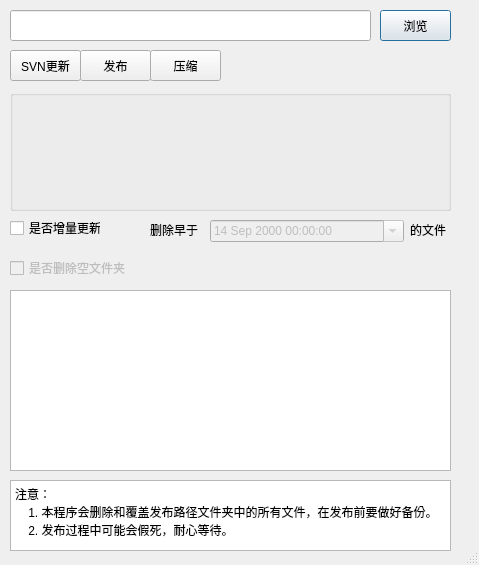
First picture: the form in Main.ui, repository tianzhiyuan/webpublisher, before the edit.
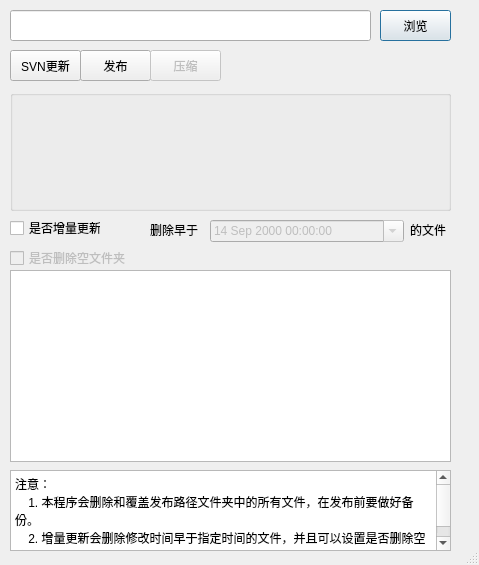
Second picture: the form after the edit. Icons and pictures are not drawn.

Commit message: 修复UI未及时更新的bug（因为UI组件刷新操作不能在其他进程中进行，采用信号槽的方式） 修改svn update

```diff
--- a/Main.ui
+++ b/Main.ui
@@ -56,17 +56,10 @@
     </rect>
    </property>
   </widget>
-  <widget class="QPlainTextEdit" name="resultTxt">
-   <property name="geometry">
-    <rect>
-     <x>10</x>
-     <y>290</y>
-     <width>441</width>
-     <height>181</height>
-    </rect>
-   </property>
-  </widget>
   <widget class="QPushButton" name="zipBtn">
+   <property name="enabled">
+    <bool>false</bool>
+   </property>
    <property name="geometry">
     <rect>
      <x>150</x>
@@ -96,9 +89,9 @@
    <property name="geometry">
     <rect>
      <x>10</x>
-     <y>480</y>
+     <y>470</y>
      <width>441</width>
-     <height>71</height>
+     <height>81</height>
     </rect>
    </property>
    <property name="readOnly">
@@ -111,7 +104,7 @@
 &lt;/style&gt;&lt;/head&gt;&lt;body style=&quot; font-family:'SimSun'; font-size:9pt; font-weight:400; font-style:normal;&quot;&gt;
 &lt;p style=&quot; margin-top:0px; margin-bottom:0px; margin-left:0px; margin-right:0px; -qt-block-indent:0; text-indent:0px;&quot;&gt;注意：&lt;/p&gt;
 &lt;p style=&quot; margin-top:0px; margin-bottom:0px; margin-left:0px; margin-right:0px; -qt-block-indent:0; text-indent:0px;&quot;&gt;    1. 本程序会删除和覆盖发布路径文件夹中的所有文件，在发布前要做好备份。&lt;/p&gt;
-&lt;p style=&quot; margin-top:0px; margin-bottom:0px; margin-left:0px; margin-right:0px; -qt-block-indent:0; text-indent:0px;&quot;&gt;    2. 发布过程中可能会假死，耐心等待。&lt;/p&gt;&lt;/body&gt;&lt;/html&gt;</string>
+&lt;p style=&quot; margin-top:0px; margin-bottom:0px; margin-left:0px; margin-right:0px; -qt-block-indent:0; text-indent:0px;&quot;&gt;    2. 增量更新会删除修改时间早于指定时间的文件，并且可以设置是否删除空的文件夹。&lt;/p&gt;&lt;/body&gt;&lt;/html&gt;</string>
    </property>
   </widget>
   <widget class="QGroupBox" name="checkBoxGroup">
@@ -209,7 +202,7 @@
    <property name="geometry">
     <rect>
      <x>10</x>
-     <y>260</y>
+     <y>250</y>
      <width>131</width>
      <height>16</height>
     </rect>
@@ -218,6 +211,16 @@
     <string>是否删除空文件夹</string>
    </property>
   </widget>
+  <widget class="QTextBrowser" name="resultTxt">
+   <property name="geometry">
+    <rect>
+     <x>10</x>
+     <y>270</y>
+     <width>441</width>
+     <height>192</height>
+    </rect>
+   </property>
+  </widget>
  </widget>
  <resources/>
  <connections/>
```
Left out of the diff: 12 changed lines with no effect on the pictures. The commit also changes 6 other files.
